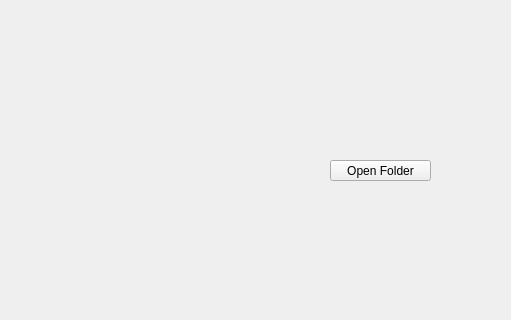
This is Brain-Tumor-Detection/gui/opendiablog.ui in Mrmachiner/Brain_tumor as Qt 5 draws it before an edit; both pictures show x 0 to 511 and y 280 to 600 of the 800 by 600 pixel window. The edited form follows.
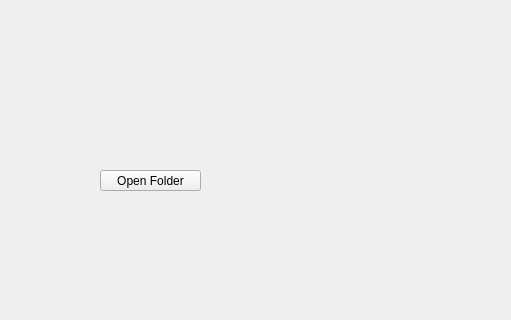
This is the edited form. Icons and pictures are not drawn.

Patch:
```diff
--- a/Brain-Tumor-Detection/gui/opendiablog.ui
+++ b/Brain-Tumor-Detection/gui/opendiablog.ui
@@ -17,8 +17,8 @@
    <widget class="QPushButton" name="pushButton">
     <property name="geometry">
      <rect>
-      <x>330</x>
-      <y>440</y>
+      <x>100</x>
+      <y>450</y>
       <width>101</width>
       <height>21</height>
      </rect>
```
Left out of the diff: 19 changed lines with no effect on the pictures.
